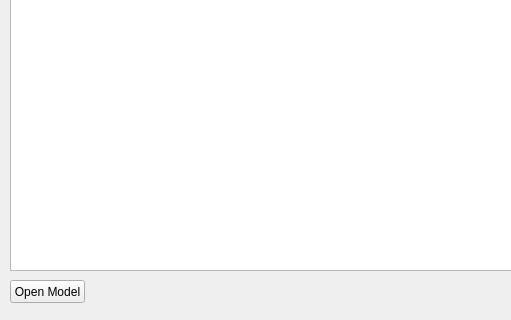
First picture: the form in database.ui, repository fabiankirstein/cloudfinish, before the edit; both pictures show x 0 to 511 and y 250 to 570 of the 900 by 570 pixel window.
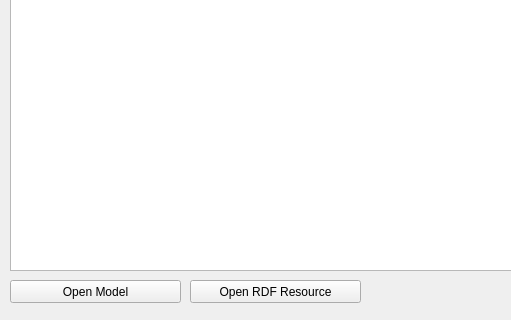
Second picture: the form after the edit.

Patch:
```diff
--- a/database.ui
+++ b/database.ui
@@ -49,7 +49,7 @@
     <rect>
      <x>10</x>
      <y>530</y>
-     <width>75</width>
+     <width>171</width>
      <height>23</height>
     </rect>
    </property>
@@ -65,6 +65,25 @@
      <width>881</width>
      <height>511</height>
     </rect>
+   </property>
+   <property name="selectionMode">
+    <enum>QAbstractItemView::SingleSelection</enum>
+   </property>
+   <property name="selectionBehavior">
+    <enum>QAbstractItemView::SelectRows</enum>
+   </property>
+  </widget>
+  <widget class="QPushButton" name="openRDF">
+   <property name="geometry">
+    <rect>
+     <x>190</x>
+     <y>530</y>
+     <width>171</width>
+     <height>23</height>
+    </rect>
+   </property>
+   <property name="text">
+    <string>Open RDF Resource</string>
    </property>
   </widget>
  </widget>
```
